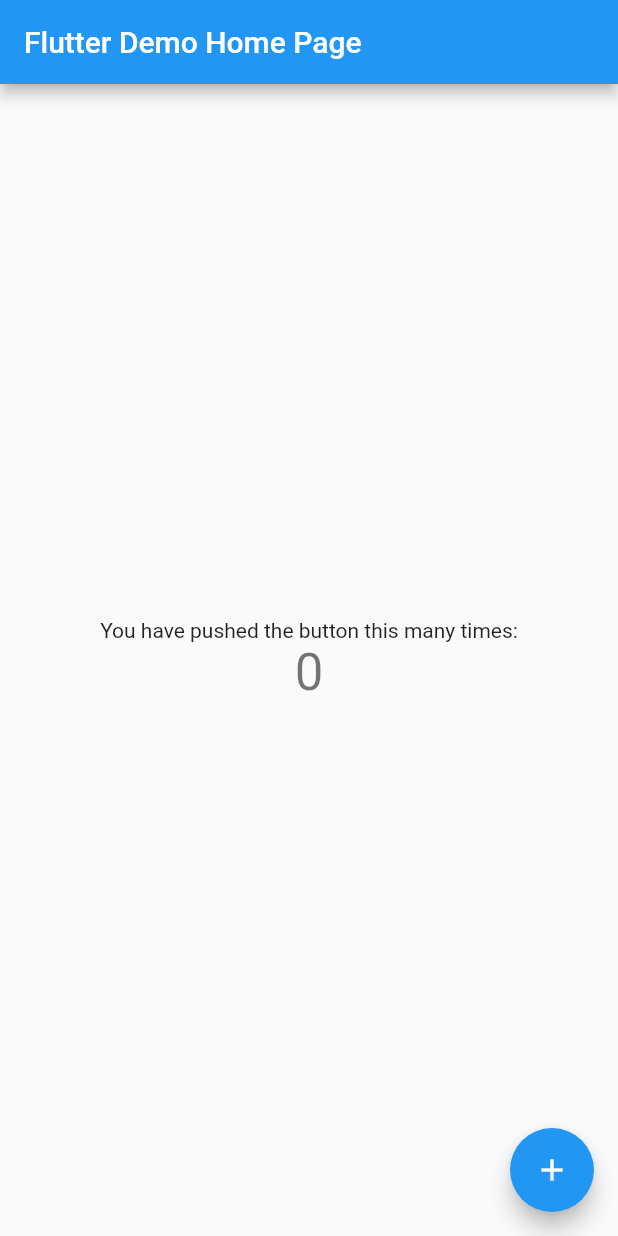
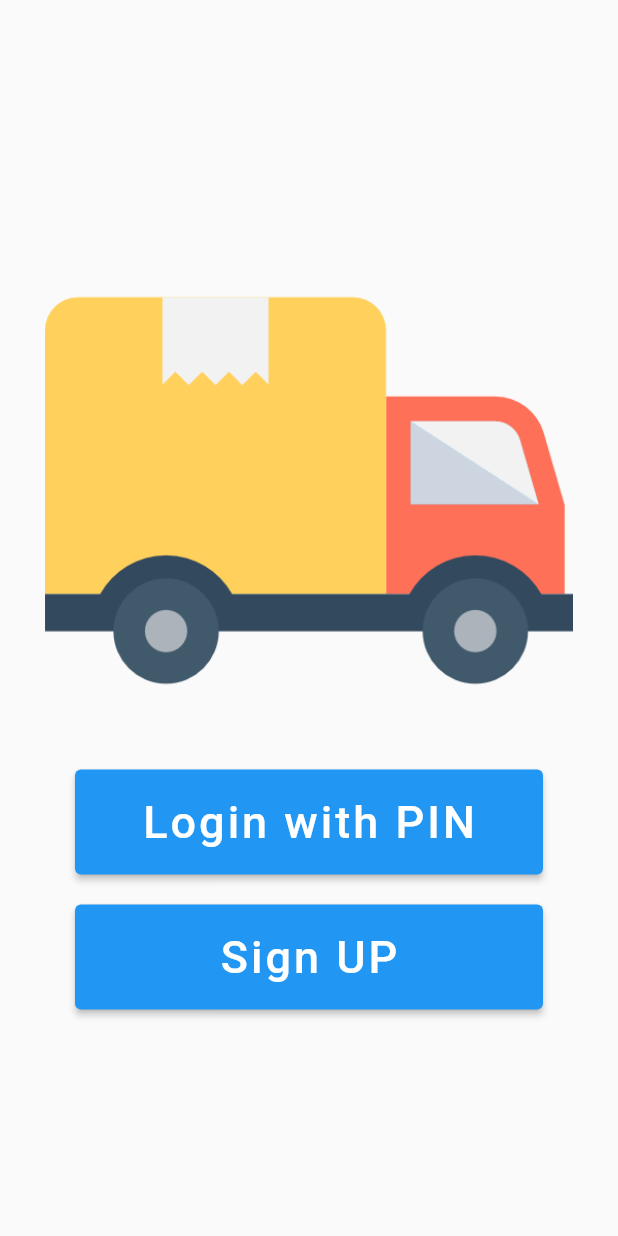
Before and after one commit to tiwariammit/Removals_flutter_apps, a Flutter app: the screen it shows after launch, on a phone screen of 412 x 824 dp. Run offline on Flutter 3.47's test engine with Material 2 defaults, Android fonts, the phone set to English and light mode, and no system bars.

Commit message:
home widget added!!!

```diff
--- a/lib/main.dart
+++ b/lib/main.dart
@@ -1,115 +1,91 @@
 import 'package:flutter/material.dart';
 
+
 void main() {
-  runApp(const MyApp());
+
+  runApp(const MaterialApp(
+    home: HomeWidget(),
+  ));
 }
 
-class MyApp extends StatelessWidget {
-  const MyApp({super.key});
+class HomeWidget extends StatefulWidget {
+  const HomeWidget({Key? key}) : super(key: key);
 
-  // This widget is the root of your application.
+  @override
+  State<HomeWidget> createState() => HomeWidgetState();
+
+  static HomeWidgetState of(BuildContext context) =>
+      context.findAncestorStateOfType<HomeWidgetState>()!;
+}
+
+class HomeWidgetState extends State<HomeWidget> {
+
   @override
   Widget build(BuildContext context) {
-    return MaterialApp(
-      title: 'Flutter Demo',
-      theme: ThemeData(
-        // This is the theme of your application.
-        //
-        // Try running your application with "flutter run". You'll see the
-        // application has a blue toolbar. Then, without quitting the app, try
-        // changing the primarySwatch below to Colors.green and then invoke
-        // "hot reload" (press "r" in the console where you ran "flutter run",
-        // or simply save your changes to "hot reload" in a Flutter IDE).
-        // Notice that the counter didn't reset back to zero; the application
-        // is not restarted.
-        primarySwatch: Colors.blue,
+    return Scaffold(
+      // appBar: AppBar(
+      //
+      // ),
+      body:
+      // Container(
+      //   padding: EdgeInsets.fromLTRB(30, 40, 30, 40),
+      //   child: (
+      Padding(
+          padding: const EdgeInsets.fromLTRB(30, 0, 30, 0),
+          child: Column(
+            crossAxisAlignment: CrossAxisAlignment.stretch,
+
+            mainAxisAlignment: MainAxisAlignment.center,
+
+            children: [
+              Image.asset('assets/image/deliveryTruck.png'),
+
+              Padding(
+                padding: const EdgeInsets.fromLTRB(20, 10, 20, 0),
+                child: SizedBox(
+                  height: 70,
+                  child: ElevatedButton(onPressed: (){
+
+                  },
+                    child: Text("Login with PIN",
+                      style: TextStyle(
+                        // fontWeight: FontWeight.bold,
+                        fontSize: 30,
+                        letterSpacing: 2,
+                      ),
+                    ),
+                    style: ButtonStyle(
+
+                    ),
+                  ),
+                ),
+              ),
+              Padding(
+                padding: EdgeInsets.fromLTRB(20, 20, 20, 0),
+                child: SizedBox(
+                  height: 70,
+                  child: ElevatedButton(onPressed: (){
+
+                  },
+                    child: Text("Sign UP",
+                      style: TextStyle(
+                        // fontWeight: FontWeight.bold,
+                        fontSize: 30,
+                        letterSpacing: 2,
+                      ),
+                    ),
+                    style: ButtonStyle(
+
+                    ),
+                  ),
+                ),
+              ),
+            ],
+          )
       ),
-      home: const MyHomePage(title: 'Flutter Demo Home Page'),
+
+      // ),
+      //     ),
     );
   }
 }
-
-class MyHomePage extends StatefulWidget {
-  const MyHomePage({super.key, required this.title});
-
-  // This widget is the home page of your application. It is stateful, meaning
-  // that it has a State object (defined below) that contains fields that affect
-  // how it looks.
-
-  // This class is the configuration for the state. It holds the values (in this
-  // case the title) provided by the parent (in this case the App widget) and
-  // used by the build method of the State. Fields in a Widget subclass are
-  // always marked "final".
-
-  final String title;
-
-  @override
-  State<MyHomePage> createState() => _MyHomePageState();
-}
-
-class _MyHomePageState extends State<MyHomePage> {
-  int _counter = 0;
-
-  void _incrementCounter() {
-    setState(() {
-      // This call to setState tells the Flutter framework that something has
-      // changed in this State, which causes it to rerun the build method below
-      // so that the display can reflect the updated values. If we changed
-      // _counter without calling setState(), then the build method would not be
-      // called again, and so nothing would appear to happen.
-      _counter++;
-    });
-  }
-
-  @override
-  Widget build(BuildContext context) {
-    // This method is rerun every time setState is called, for instance as done
-    // by the _incrementCounter method above.
-    //
-    // The Flutter framework has been optimized to make rerunning build methods
-    // fast, so that you can just rebuild anything that needs updating rather
-    // than having to individually change instances of widgets.
-    return Scaffold(
-      appBar: AppBar(
-        // Here we take the value from the MyHomePage object that was created by
-        // the App.build method, and use it to set our appbar title.
-        title: Text(widget.title),
-      ),
-      body: Center(
-        // Center is a layout widget. It takes a single child and positions it
-        // in the middle of the parent.
-        child: Column(
-          // Column is also a layout widget. It takes a list of children and
-          // arranges them vertically. By default, it sizes itself to fit its
-          // children horizontally, and tries to be as tall as its parent.
-          //
-          // Invoke "debug painting" (press "p" in the console, choose the
-          // "Toggle Debug Paint" action from the Flutter Inspector in Android
-          // Studio, or the "Toggle Debug Paint" command in Visual Studio Code)
-          // to see the wireframe for each widget.
-          //
-          // Column has various properties to control how it sizes itself and
-          // how it positions its children. Here we use mainAxisAlignment to
-          // center the children vertically; the main axis here is the vertical
-          // axis because Columns are vertical (the cross axis would be
-          // horizontal).
-          mainAxisAlignment: MainAxisAlignment.center,
-          children: <Widget>[
-            const Text(
-              'You have pushed the button this many times:',
-            ),
-            Text(
-              '$_counter',
-              style: Theme.of(context).textTheme.headline4,
-            ),
-          ],
-        ),
-      ),
-      floatingActionButton: FloatingActionButton(
-        onPressed: _incrementCounter,
-        tooltip: 'Increment',
-        child: const Icon(Icons.add),
-      ), // This trailing comma makes auto-formatting nicer for build methods.
-    );
-  }
-}
--- a/pubspec.yaml
+++ b/pubspec.yaml
@@ -60,9 +60,8 @@
   uses-material-design: true
 
   # To add assets to your application, add an assets section, like this:
-  # assets:
-  #   - images/a_dot_burr.jpeg
-  #   - images/a_dot_ham.jpeg
+  assets:
+    - assets/image/
 
   # An image asset can refer to one or more resolution-specific "variants", see
   # https://flutter.dev/assets-and-images/#resolution-aware
```
Also changed, not shown: assets/image/deliveryTruck.png (added), assets/image/truck.png (added).
